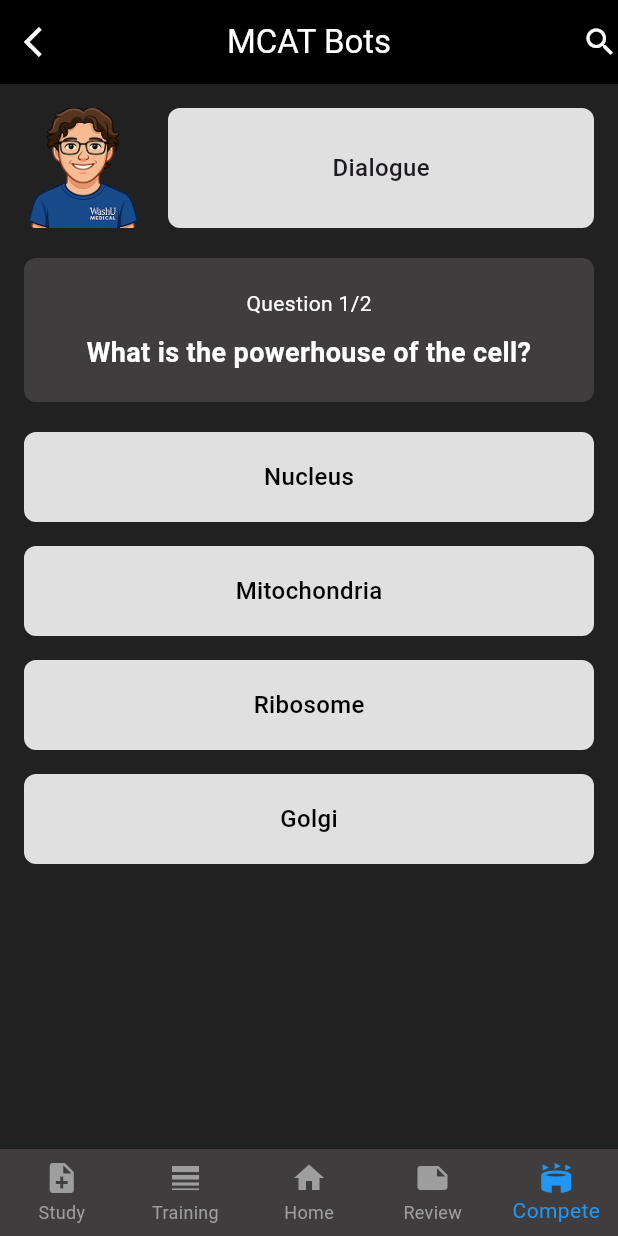
After one commit to Anhakian/Bot-Demo, a Flutter app: the QuizScreen screen opened directly, on a phone screen of 412 x 824 dp. The commit adds this screen. Run offline on Flutter 3.47's test engine with Material 3 defaults, Android fonts, the light colour scheme and no system bars; statements that could not run were skipped.

Commit message:
create quiz page

```diff
--- a/lib/main.dart
+++ b/lib/main.dart
@@ -16,7 +16,7 @@ class MyApp extends StatelessWidget {
       home: const BotPage(),
       routes: {
         '/botpage': (context) => const BotPage(),
-        '/botmcr': (context) => const McqPage()
+        '/botmcr': (context) => const QuizScreen()
       },
     );
   }
--- a/lib/pages/mcq_page.dart
+++ /dev/null
@@ -1,73 +0,0 @@
-import 'package:flutter/material.dart';
-
-class McrPage extends StatelessWidget {
-  const McrPage({super.key});
-
-  @override
-  Widget build(BuildContext context) {
-    return Scaffold(
-      backgroundColor: const Color(0xFF212323),
-      appBar: AppBar(
-        backgroundColor: Colors.black,
-        title: const Text(
-          'MCAT Bots',
-          style: TextStyle(
-            color: Colors.white,
-          ),
-        ),
-        centerTitle: true,
-        leading: const Icon(
-          Icons.arrow_back_ios,
-          color: Colors.white,
-        ),
-        actions: const [
-          Icon(
-            Icons.search,
-            color: Colors.white,
-          )
-        ],
-      ),
-      body: const Text(
-        'MCR Page',
-        style: TextStyle(
-          color: Colors.white,
-        ),
-      ),
-      bottomNavigationBar: BottomNavigationBar(
-        backgroundColor: const Color(0xFF3F3D3D),
-        selectedItemColor: Colors.blue,
-        unselectedItemColor: Colors.grey,
-        showSelectedLabels: true,
-        showUnselectedLabels: true,
-        type: BottomNavigationBarType.fixed,
-        currentIndex: 4,
-        onTap: (index) {
-          // Handle item taps here
-          print("Selected Index: $index");
-        },
-        items: const [
-          BottomNavigationBarItem(
-            icon: Icon(Icons.note_add),
-            label: 'Study',
-          ),
-          BottomNavigationBarItem(
-            icon: Icon(Icons.line_weight),
-            label: 'Training',
-          ),
-          BottomNavigationBarItem(
-            icon: Icon(Icons.home),
-            label: 'Home',
-          ),
-          BottomNavigationBarItem(
-            icon: Icon(Icons.note),
-            label: 'Review',
-          ),
-          BottomNavigationBarItem(
-            icon: Icon(Icons.stadium),
-            label: 'Compete',
-          )
-        ],
-      ),
-    );
-  }
-}
--- /dev/null
+++ b/lib/pages/quiz_page.dart
@@ -0,0 +1,390 @@
+import 'package:flutter/material.dart';
+
+import '../resources/questions.dart';
+
+class QuizScreen extends StatefulWidget {
+  final String difficulty;
+
+  const QuizScreen({Key? key, this.difficulty = "beginner"}) : super(key: key);
+
+  @override
+  State<QuizScreen> createState() => _QuizScreenState();
+}
+
+class _QuizScreenState extends State<QuizScreen> {
+  int currentQuestionIndex = 0;
+  String? selectedAnswer;
+  TextEditingController textController = TextEditingController();
+  int score = 0;
+
+  List<Map<String, dynamic>> get currentQuestions =>
+      QUESTION_BANK[widget.difficulty] as List<Map<String, dynamic>>;
+
+  Map<String, dynamic> get currentQuestion =>
+      currentQuestions[currentQuestionIndex];
+
+  void selectAnswer(String answer) {
+    setState(() {
+      selectedAnswer = answer;
+    });
+  }
+
+  void nextQuestion() {
+    String correctAnswer = currentQuestion['answer'];
+    bool isCorrect = false;
+
+    if (currentQuestion['type'] == 'text') {
+      isCorrect = textController.text.toLowerCase().trim() ==
+          correctAnswer.toLowerCase().trim();
+    } else {
+      isCorrect = selectedAnswer == correctAnswer;
+    }
+
+    if (isCorrect) {
+      setState(() {
+        score++;
+      });
+    }
+
+    if (currentQuestionIndex < currentQuestions.length - 1) {
+      setState(() {
+        currentQuestionIndex++;
+        selectedAnswer = null;
+        textController.clear();
+      });
+    } else {
+      // Quiz finished
+      showDialog(
+        context: context,
+        builder: (context) => AlertDialog(
+          title: Text('Quiz Complete!'),
+          content: Text('Your score: $score/${currentQuestions.length}'),
+          actions: [
+            TextButton(
+              onPressed: () {
+                Navigator.of(context).pop();
+                setState(() {
+                  currentQuestionIndex = 0;
+                  score = 0;
+                  selectedAnswer = null;
+                  textController.clear();
+                });
+              },
+              child: Text('Restart'),
+            ),
+          ],
+        ),
+      );
+    }
+  }
+
+  Widget buildAnswerOptions() {
+    String questionType = currentQuestion['type'];
+
+    if (questionType == 'mcq') {
+      List<String> options = List<String>.from(currentQuestion['options']);
+      return Column(
+        children: options
+            .map(
+              (option) => Padding(
+                padding: const EdgeInsets.only(bottom: 16.0),
+                child: GestureDetector(
+                  onTap: () => selectAnswer(option),
+                  child: Container(
+                    width: double.infinity,
+                    height: 60,
+                    decoration: BoxDecoration(
+                      color: selectedAnswer == option
+                          ? Colors.blue[300]
+                          : Colors.grey[300],
+                      borderRadius: BorderRadius.circular(8),
+                      border: selectedAnswer == option
+                          ? Border.all(color: Colors.blue, width: 2)
+                          : null,
+                    ),
+                    child: Center(
+                      child: Text(
+                        option,
+                        style: TextStyle(
+                          fontSize: 16,
+                          fontWeight: FontWeight.w500,
+                          color: selectedAnswer == option
+                              ? Colors.white
+                              : Colors.black,
+                        ),
+                      ),
+                    ),
+                  ),
+                ),
+              ),
+            )
+            .toList(),
+      );
+    } else if (questionType == 'truefalse') {
+      return Column(
+        children: ['True', 'False']
+            .map(
+              (option) => Padding(
+                padding: const EdgeInsets.only(bottom: 16.0),
+                child: GestureDetector(
+                  onTap: () => selectAnswer(option),
+                  child: Container(
+                    width: double.infinity,
+                    height: 60,
+                    decoration: BoxDecoration(
+                      color: selectedAnswer == option
+                          ? Colors.blue[300]
+                          : Colors.grey[300],
+                      borderRadius: BorderRadius.circular(8),
+                      border: selectedAnswer == option
+                          ? Border.all(color: Colors.blue, width: 2)
+                          : null,
+                    ),
+                    child: Center(
+                      child: Text(
+                        option,
+                        style: TextStyle(
+                          fontSize: 16,
+                          fontWeight: FontWeight.w500,
+                          color: selectedAnswer == option
+                              ? Colors.white
+                              : Colors.black,
+                        ),
+                      ),
+                    ),
+                  ),
+                ),
+              ),
+            )
+            .toList(),
+      );
+    } else if (questionType == 'text') {
+      return Column(
+        children: [
+          Container(
+            padding: const EdgeInsets.all(16),
+            decoration: BoxDecoration(
+              color: Colors.grey[300],
+              borderRadius: BorderRadius.circular(8),
+            ),
+            child: TextField(
+              controller: textController,
+              decoration: const InputDecoration(
+                hintText: 'Your answer...',
+                border: InputBorder.none,
+              ),
+              style: const TextStyle(fontSize: 16),
+              onChanged: (value) {
+                setState(() {
+                  selectedAnswer = value.isNotEmpty ? value : null;
+                });
+              },
+            ),
+          ),
+        ],
+      );
+    }
+
+    return Container();
+  }
+
+  @override
+  Widget build(BuildContext context) {
+    return Scaffold(
+      backgroundColor: Colors.grey[900],
+      appBar: AppBar(
+        backgroundColor: Colors.black,
+        title: const Text(
+          'MCAT Bots',
+          style: TextStyle(
+            color: Colors.white,
+          ),
+        ),
+        centerTitle: true,
+        leading: const Icon(
+          Icons.arrow_back_ios,
+          color: Colors.white,
+        ),
+        actions: const [
+          Icon(
+            Icons.search,
+            color: Colors.white,
+          )
+        ],
+      ),
+      body: SafeArea(
+        child: Padding(
+          padding: const EdgeInsets.all(16.0),
+          child: Column(
+            children: [
+              Row(
+                children: [
+                  // Avatar
+                  Container(
+                    width: 80,
+                    height: 80,
+                    // decoration: BoxDecoration(
+                    //   color: Colors.brown[300],
+                    //   borderRadius: BorderRadius.circular(8),
+                    // ),
+                    child: ClipRRect(
+                      borderRadius: BorderRadius.circular(8),
+                      child: Image.asset(
+                        'assets/images/heath_image.png',
+                        fit: BoxFit.cover,
+                        errorBuilder: (context, error, stackTrace) {
+                          return const Icon(
+                            Icons.person,
+                            size: 40,
+                            color: Colors.white,
+                          );
+                        },
+                      ),
+                    ),
+                  ),
+                  const SizedBox(width: 16),
+                  // Info box
+                  Expanded(
+                    child: Container(
+                      height: 80,
+                      decoration: BoxDecoration(
+                        color: Colors.grey[300],
+                        borderRadius: BorderRadius.circular(8),
+                      ),
+                      child: Center(
+                        child: Column(
+                          mainAxisAlignment: MainAxisAlignment.center,
+                          children: [
+                            Text(
+                              'Dialogue',
+                              style: const TextStyle(
+                                fontSize: 16,
+                                fontWeight: FontWeight.w500,
+                              ),
+                            ),
+                          ],
+                        ),
+                      ),
+                    ),
+                  ),
+                ],
+              ),
+
+              const SizedBox(height: 20),
+
+              // Question section
+              Container(
+                width: double.infinity,
+                padding: const EdgeInsets.all(20),
+                decoration: BoxDecoration(
+                  color: const Color(0xFF3F3D3D),
+                  borderRadius: BorderRadius.circular(8),
+                ),
+                child: Column(
+                  children: [
+                    Text(
+                      'Question ${currentQuestionIndex + 1}/${currentQuestions.length}',
+                      style: const TextStyle(
+                        color: Colors.white,
+                        fontSize: 14,
+                      ),
+                    ),
+                    const SizedBox(height: 10),
+                    Text(
+                      currentQuestion['question'],
+                      style: const TextStyle(
+                        color: Colors.white,
+                        fontSize: 18,
+                        fontWeight: FontWeight.bold,
+                      ),
+                      textAlign: TextAlign.center,
+                    ),
+                  ],
+                ),
+              ),
+
+              const SizedBox(height: 20),
+
+              // Answer options
+              Expanded(
+                child: SingleChildScrollView(
+                  child: buildAnswerOptions(),
+                ),
+              ),
+
+              // Next button
+              if (selectedAnswer != null)
+                Padding(
+                  padding: const EdgeInsets.only(top: 20.0),
+                  child: SizedBox(
+                    width: double.infinity,
+                    height: 50,
+                    child: ElevatedButton(
+                      onPressed: nextQuestion,
+                      style: ElevatedButton.styleFrom(
+                        backgroundColor: Colors.blue,
+                        shape: RoundedRectangleBorder(
+                          borderRadius: BorderRadius.circular(8),
+                        ),
+                      ),
+                      child: Text(
+                        currentQuestionIndex < currentQuestions.length - 1
+                            ? 'Next Question'
+                            : 'Finish Quiz',
+                        style: const TextStyle(
+                          fontSize: 16,
+                          fontWeight: FontWeight.bold,
+                          color: Colors.white,
+                        ),
+                      ),
+                    ),
+                  ),
+                ),
+            ],
+          ),
+        ),
+      ),
+      bottomNavigationBar: BottomNavigationBar(
+        backgroundColor: const Color(0xFF3F3D3D),
+        selectedItemColor: Colors.blue,
+        unselectedItemColor: Colors.grey,
+        showSelectedLabels: true,
+        showUnselectedLabels: true,
+        type: BottomNavigationBarType.fixed,
+        currentIndex: 4,
+        onTap: (index) {
+          // Handle item taps here
+          print("Selected Index: $index");
+        },
+        items: const [
+          BottomNavigationBarItem(
+            icon: Icon(Icons.note_add),
+            label: 'Study',
+          ),
+          BottomNavigationBarItem(
+            icon: Icon(Icons.line_weight),
+            label: 'Training',
+          ),
+          BottomNavigationBarItem(
+            icon: Icon(Icons.home),
+            label: 'Home',
+          ),
+          BottomNavigationBarItem(
+            icon: Icon(Icons.note),
+            label: 'Review',
+          ),
+          BottomNavigationBarItem(
+            icon: Icon(Icons.stadium),
+            label: 'Compete',
+          )
+        ],
+      ),
+    );
+  }
+
+  @override
+  void dispose() {
+    textController.dispose();
+    super.dispose();
+  }
+}
--- /dev/null
+++ b/lib/resources/bots.dart
@@ -0,0 +1,22 @@
+const bots = [
+  {
+    'image': 'assets/images/heath_image.png',
+    'name': 'Beat the Heath',
+    'description': 'The Student defeats the Master!',
+  },
+  {
+    'image': 'assets/images/dr_shepherd_image.png',
+    'name': 'Dr. Shepherd',
+    'description': 'Your favourite illogical neurosurgeon',
+  },
+  {
+    'image': 'assets/images/aamc_image.png',
+    'name': 'Sinister AAMC',
+    'description': 'Did you just beat the system!',
+  },
+  {
+    'image': 'assets/images/chatgpt_ai_image.png',
+    'name': 'ChatGPT-530',
+    'description': 'Hold-on... you got to be hacking!',
+  },
+];
--- /dev/null
+++ b/lib/resources/questions.dart
@@ -0,0 +1,60 @@
+const QUESTION_BANK = {
+  "beginner": [
+    {
+      "question": "What is the powerhouse of the cell?",
+      "options": ["Nucleus", "Mitochondria", "Ribosome", "Golgi"],
+      "answer": "Mitochondria",
+      "type": "mcq"
+    },
+    {
+      "question": "True or False: Water is made of H2O.",
+      "answer": "True",
+      "type": "truefalse"
+    }
+  ],
+  "novice": [
+    {
+      "question": "True or False: RNA uses thymine as a base.",
+      "answer": "False",
+      "type": "truefalse"
+    },
+    {
+      "question": "Which blood type is known as the universal donor?",
+      "options": ["A", "B", "AB", "O-"],
+      "answer": "O-",
+      "type": "mcq"
+    }
+  ],
+  "advanced": [
+    {
+      "question": "Which organ produces insulin?",
+      "options": ["Liver", "Pancreas", "Stomach", "Gallbladder"],
+      "answer": "Pancreas",
+      "type": "mcq"
+    },
+    {
+      "question": "What does ECG stand for?",
+      "answer": "electrocardiogram",
+      "type": "text"
+    }
+  ],
+  "expert": [
+    {
+      "question": "What is the function of telomerase?",
+      "options": [
+        "Repairs DNA mismatches",
+        "Synthesizes telomeres",
+        "Unwinds DNA strands",
+        "Cuts introns"
+      ],
+      "answer": "Synthesizes telomeres",
+      "type": "mcq"
+    },
+    {
+      "question":
+          "Name the process by which mRNA is decoded to build a protein.",
+      "answer": "translation",
+      "type": "text"
+    }
+  ]
+};
```
